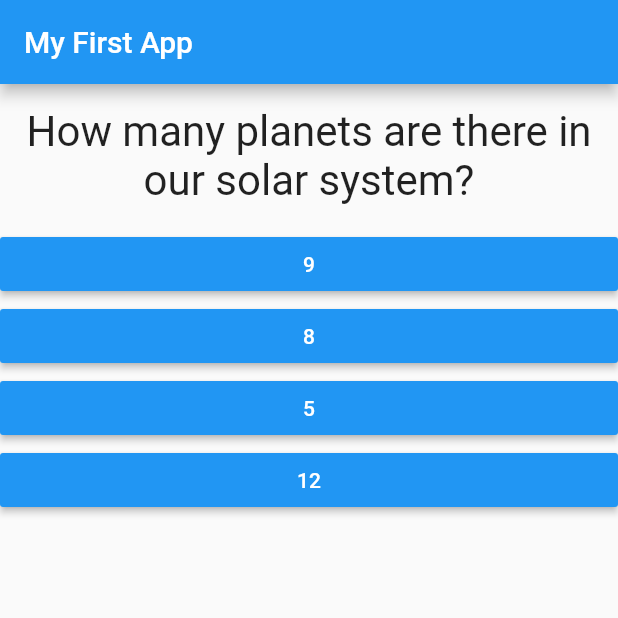
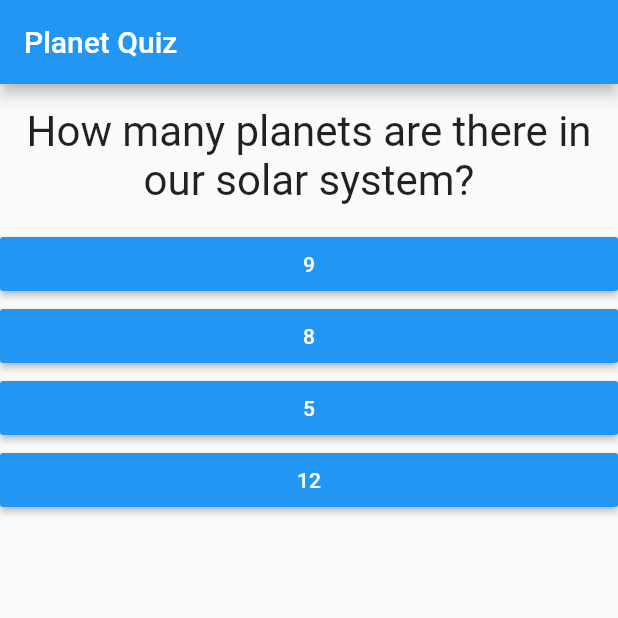
Before and after one commit to Grey-Rabbit002/Current, a Flutter app: the screen it shows after launch, on a phone screen of 412 x 824 dp, the top half of it. Run offline on Flutter 3.47's test engine with Material 2 defaults, Android fonts, the phone set to English and light mode, and no system bars.

Commit message:
"Quiz App Completed"

```diff
--- a/lib/main.dart
+++ b/lib/main.dart
@@ -69,6 +69,13 @@ class _MyAppState extends State<MyApp> {
     }
   }
 
+  void _resetQuiz() {
+    setState(() {
+      _totalScore = 0;
+      _questionIndex = 0;
+    });
+  }
+
   @override
   Widget build(BuildContext context) {
     // var dummy = const ['Hello'];
@@ -80,7 +87,7 @@ class _MyAppState extends State<MyApp> {
     return MaterialApp(
       home: Scaffold(
         appBar: AppBar(
-          title: Text('My First App'),
+          title: Text('Planet Quiz'),
         ),
         body: _questionIndex < _questions.length
             ? Quiz(
@@ -88,7 +95,7 @@ class _MyAppState extends State<MyApp> {
                 questionIndex: _questionIndex,
                 questions: _questions,
               )
-            : Result(),
+            : Result(_totalScore, _resetQuiz),
       ),
     );
   }
--- a/lib/task.txt
+++ b/lib/task.txt
@@ -8,3 +8,5 @@ the way to do achive the same is using stateful widegts
 
 using map to create a list of widgets and spreading using spread operator
 final vs  const
+
+now after having the result calculated we ll reset() the quiz
```
Also changed, not shown: lib/result.dart (+43 -3 lines).
